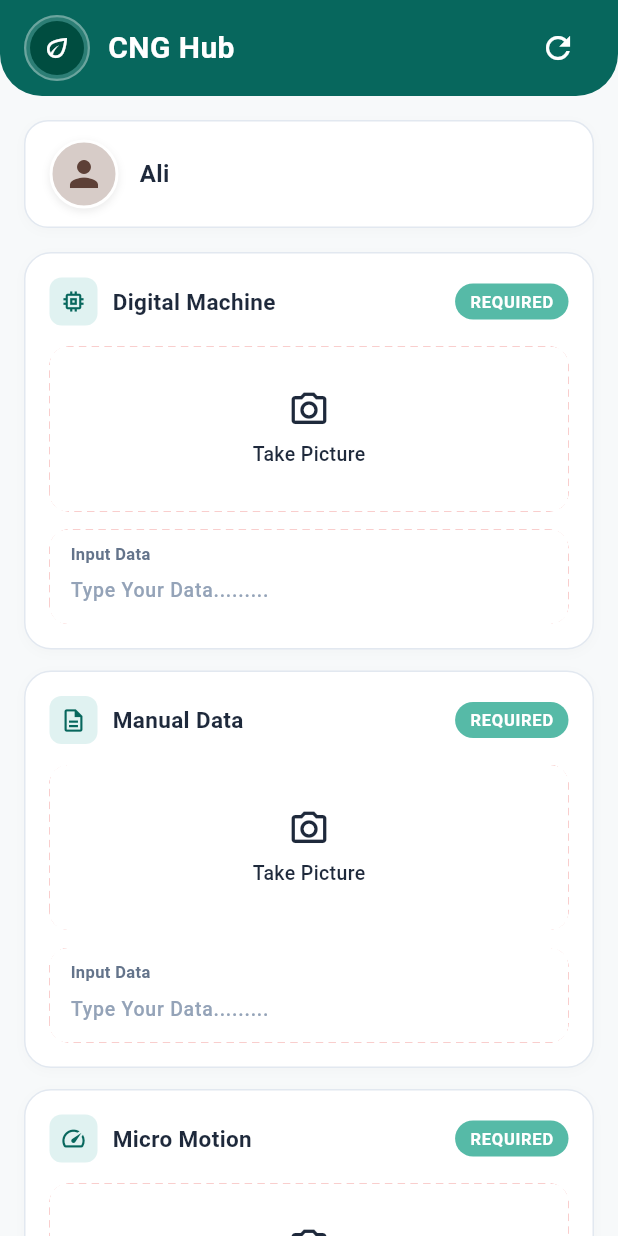
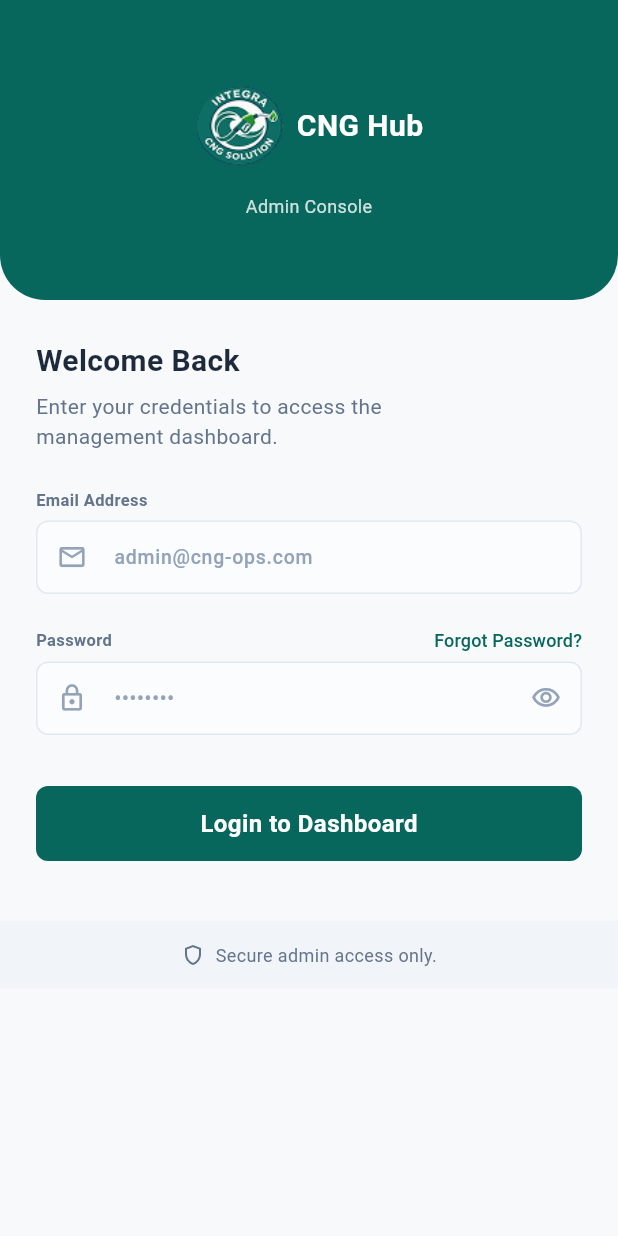
Before and after one commit to Hassan-Developer-cmd/CNG-PUMP, a Flutter app: the screen it shows after launch, on a phone screen of 412 x 824 dp. Run offline on Flutter 3.47's test engine with Material 3 defaults, Android fonts, the phone set to English and light mode, and no system bars; our stand-ins replace camera, image_picker; missing offline and left inert: google_mlkit_text_recognition.

Commit message:
Login Screen created

```diff
--- a/lib/constants/app_constants.dart
+++ b/lib/constants/app_constants.dart
@@ -2,6 +2,7 @@ class AppConstants {
   AppConstants._();
 
   static const String appName = 'CNG Hub';
+  static const String appLogo = 'assets/images/app_logo.png';
   static const String comparisonResultTitle = 'Comparison Result';
   static const String scanMeterTitle = 'Scan Meter';
   static const String defaultUserName = 'Ali';
--- a/lib/constants/app_typography.dart
+++ b/lib/constants/app_typography.dart
@@ -89,4 +89,16 @@ class AppTypography {
     color: AppColors.alertRedSubtitle,
     height: 1.35,
   );
+
+  static const TextStyle loginTitle = TextStyle(
+    fontSize: 20,
+    fontWeight: FontWeight.w600,
+    color: AppColors.textPrimary,
+  );
+
+  static const TextStyle loginSubtitle = TextStyle(
+    fontSize: 14,
+    color: AppColors.textSecondary,
+    height: 1.4,
+  );
 }
--- a/lib/main.dart
+++ b/lib/main.dart
@@ -1,8 +1,9 @@
+import 'package:cng_pump/screens/auth/login_screen.dart';
 import 'package:flutter/material.dart';
 import 'package:provider/provider.dart';
 import 'constants/app_constants.dart';
 import 'providers/text_comparison_provider.dart';
-import 'screens/dashboard/dashboard_screen.dart';
+// import 'screens/dashboard/dashboard_screen.dart';
 import 'theme/app_theme.dart';
 
 void main() {
@@ -24,7 +25,7 @@ class MyApp extends StatelessWidget {
       title: AppConstants.appName,
       debugShowCheckedModeBanner: false,
       theme: AppTheme.lightTheme,
-      home: const DashboardScreen(),
+      home: const LoginScreen(),
     );
   }
 }
--- a/lib/screens/auth/login_screen.dart
+++ b/lib/screens/auth/login_screen.dart
@@ -0,0 +1,234 @@
+import 'package:cng_pump/constants/app_colors.dart';
+import 'package:cng_pump/constants/app_constants.dart';
+import 'package:cng_pump/constants/app_typography.dart';
+import 'package:flutter/material.dart';
+
+class LoginScreen extends StatefulWidget {
+  const LoginScreen({super.key});
+
+  @override
+  State<LoginScreen> createState() => _LoginScreenState();
+}
+
+class _LoginScreenState extends State<LoginScreen> {
+  bool _obscurePassword = true;
+
+  void _togglePasswordVisibility() {
+    setState(() {
+      _obscurePassword = !_obscurePassword;
+    });
+  }
+
+  @override
+  Widget build(BuildContext context) {
+    return Scaffold(
+      backgroundColor: AppColors.scaffoldBackground,
+      body: SafeArea(
+        child: SingleChildScrollView(
+          child: Column(
+            crossAxisAlignment: CrossAxisAlignment.start,
+            children: [
+              // HEADER
+              Container(
+                height: 200,
+                width: double.infinity,
+                decoration: const BoxDecoration(
+                  color: AppColors.primaryTeal,
+                  borderRadius: BorderRadius.only(
+                    bottomLeft: Radius.circular(30),
+                    bottomRight: Radius.circular(30),
+                  ),
+                ),
+                child: Column(
+                  mainAxisAlignment: MainAxisAlignment.center,
+                  children: [
+                    Row(
+                      mainAxisAlignment: MainAxisAlignment.center,
+                      children: [
+                        Image.asset(
+                          AppConstants.appLogo,
+                          width: 60,
+                          height: 60,
+                          fit: BoxFit.contain,
+                        ),
+                        SizedBox(width: 8),
+                        Text(
+                          AppConstants.appName,
+                          style: AppTypography.appBarTitle.copyWith(
+                            fontSize: 20,
+                          ),
+                        ),
+                      ],
+                    ),
+                    SizedBox(height: 15),
+                    Text(
+                      'Admin Console',
+                      style: AppTypography.infoText.copyWith(
+                        color: Colors.white.withValues(alpha: 0.8),
+                      ),
+                    ),
+                  ],
+                ),
+              ),
+
+              // WELCOME SECTION
+              Padding(
+                padding: const EdgeInsets.fromLTRB(24, 26, 24, 0),
+                child: Column(
+                  crossAxisAlignment: CrossAxisAlignment.start,
+                  children: [
+                    Text('Welcome Back', style: AppTypography.loginTitle),
+                    SizedBox(height: 6),
+                    Text(
+                      'Enter your credentials to access the\n'
+                      'management dashboard.',
+                      style: AppTypography.loginSubtitle,
+                    ),
+                  ],
+                ),
+              ),
+
+              // LOGIN FORM
+              Padding(
+                padding: const EdgeInsets.fromLTRB(24, 24, 24, 0),
+                child: Column(
+                  crossAxisAlignment: CrossAxisAlignment.start,
+                  children: [
+                    // EMAIL LABEL
+                    Text('Email Address', style: AppTypography.inputLabel),
+                    SizedBox(height: 6),
+                    // EMAIL FIELD
+                    TextFormField(
+                      keyboardType: TextInputType.emailAddress,
+                      style: AppTypography.inputText,
+                      decoration: _inputDecoration(
+                        hintText: 'admin@cng-ops.com',
+                        prefixIcon: Icons.email_outlined,
+                      ),
+                    ),
+                    SizedBox(height: 22),
+                    // PASSWORD LABEL + FORGOT PASSWORD
+                    Row(
+                      mainAxisAlignment: MainAxisAlignment.spaceBetween,
+                      children: [
+                        Text('Password', style: AppTypography.inputLabel),
+                        TextButton(
+                          onPressed: () {},
+                          style: TextButton.styleFrom(
+                            padding: EdgeInsets.zero,
+                            minimumSize: Size.zero,
+                            tapTargetSize: MaterialTapTargetSize.shrinkWrap,
+                          ),
+                          child: const Text(
+                            'Forgot Password?',
+                            style: TextStyle(
+                              fontSize: 12,
+                              fontWeight: FontWeight.w500,
+                              color: AppColors.primaryTeal,
+                            ),
+                          ),
+                        ),
+                      ],
+                    ),
+                    SizedBox(height: 6),
+                    // PASSWORD FIELD
+                    TextFormField(
+                      obscureText: _obscurePassword,
+                      style: AppTypography.inputText,
+                      decoration: _inputDecoration(
+                        hintText: '••••••••',
+                        prefixIcon: Icons.lock_outline,
+                        suffixIcon: _obscurePassword
+                            ? Icons.visibility_outlined
+                            : Icons.visibility_off_outlined,
+                        onSuffixIconTap: _togglePasswordVisibility,
+                      ),
+                    ),
+                    SizedBox(height: 34),
+                    // LOGIN BUTTON
+                    SizedBox(
+                      width: double.infinity,
+                      height: 50,
+                      child: ElevatedButton(
+                        onPressed: () {},
+                        style: ElevatedButton.styleFrom(
+                          backgroundColor: AppColors.primaryTeal,
+                          foregroundColor: AppColors.textLight,
+                          elevation: 0,
+                          shape: RoundedRectangleBorder(
+                            borderRadius: BorderRadius.circular(8),
+                          ),
+                        ),
+                        child: Text(
+                          'Login to Dashboard',
+                          style: AppTypography.primaryButton,
+                        ),
+                      ),
+                    ),
+                  ],
+                ),
+              ),
+              SizedBox(height: 40),
+              // FOOTER
+              Container(
+                width: double.infinity,
+                padding: const EdgeInsets.symmetric(vertical: 14),
+                color: AppColors.headerGray,
+                child: const Row(
+                  mainAxisAlignment: MainAxisAlignment.center,
+                  children: [
+                    Icon(
+                      Icons.shield_outlined,
+                      size: 16,
+                      color: AppColors.textSecondary,
+                    ),
+                    SizedBox(width: 7),
+                    Text(
+                      'Secure admin access only.',
+                      style: AppTypography.infoText,
+                    ),
+                  ],
+                ),
+              ),
+            ],
+          ),
+        ),
+      ),
+    );
+  }
+
+  // INPUT DECORATION
+  static InputDecoration _inputDecoration({
+    required String hintText,
+    required IconData prefixIcon,
+    IconData? suffixIcon,
+    VoidCallback? onSuffixIconTap,
+  }) {
+    return InputDecoration(
+      hintText: hintText,
+      hintStyle: AppTypography.inputHint,
+      prefixIcon: Icon(prefixIcon, size: 20, color: AppColors.textMuted),
+      suffixIcon: suffixIcon == null
+          ? null
+          : IconButton(
+              icon: Icon(suffixIcon, size: 20, color: AppColors.textMuted),
+              onPressed: onSuffixIconTap,
+            ),
+      filled: true,
+      fillColor: AppColors.inputBackground,
+      contentPadding: const EdgeInsets.symmetric(horizontal: 16, vertical: 14),
+      border: OutlineInputBorder(
+        borderRadius: BorderRadius.circular(8),
+        borderSide: const BorderSide(color: AppColors.borderLight),
+      ),
+      enabledBorder: OutlineInputBorder(
+        borderRadius: BorderRadius.circular(8),
+        borderSide: const BorderSide(color: AppColors.borderLight),
+      ),
+      focusedBorder: OutlineInputBorder(
+        borderRadius: BorderRadius.circular(8),
+        borderSide: const BorderSide(color: AppColors.primaryTeal, width: 1.2),
+      ),
+    );
+  }
+}
--- a/lib/widgets/shared_widgets/custom_app_bar.dart
+++ b/lib/widgets/shared_widgets/custom_app_bar.dart
@@ -1,5 +1,7 @@
 import 'package:flutter/material.dart';
+
 import '../../constants/app_colors.dart';
+import '../../constants/app_constants.dart';
 import '../../constants/app_typography.dart';
 
 class CustomCurvedAppBar extends StatelessWidget
@@ -55,6 +57,7 @@ class CustomCurvedAppBar extends StatelessWidget
                 _buildLogo(),
                 const SizedBox(width: 12),
               ],
+
               Expanded(
                 child: Text(
                   title,
@@ -62,6 +65,7 @@ class CustomCurvedAppBar extends StatelessWidget
                   overflow: TextOverflow.ellipsis,
                 ),
               ),
+
               if (actions != null) ...actions!,
             ],
           ),
@@ -74,27 +78,16 @@ class CustomCurvedAppBar extends StatelessWidget
     return Container(
       width: 44,
       height: 44,
+      padding: const EdgeInsets.all(7),
       decoration: BoxDecoration(
-        color: Colors.white.withValues(alpha: 0.15),
+        // color: Colors.white.withValues(alpha: 0.15),
         shape: BoxShape.circle,
         border: Border.all(
-          color: Colors.white.withValues(alpha: 0.3),
+          // color: Colors.white.withValues(alpha: 0.3),
           width: 1.5,
         ),
       ),
-      child: Center(
-        child: Container(
-          width: 36,
-          height: 36,
-          decoration: const BoxDecoration(
-            color: Color(0xFF004D40),
-            shape: BoxShape.circle,
-          ),
-          child: const Center(
-            child: Icon(Icons.eco_outlined, color: Colors.white, size: 20),
-          ),
-        ),
-      ),
+      child: Image.asset(AppConstants.appLogo, fit: BoxFit.contain),
     );
   }
 }
```
Also changed, not shown: pubspec.yaml (+4 -3 lines), assets/images/app_logo.png (added), pubspec.lock.
